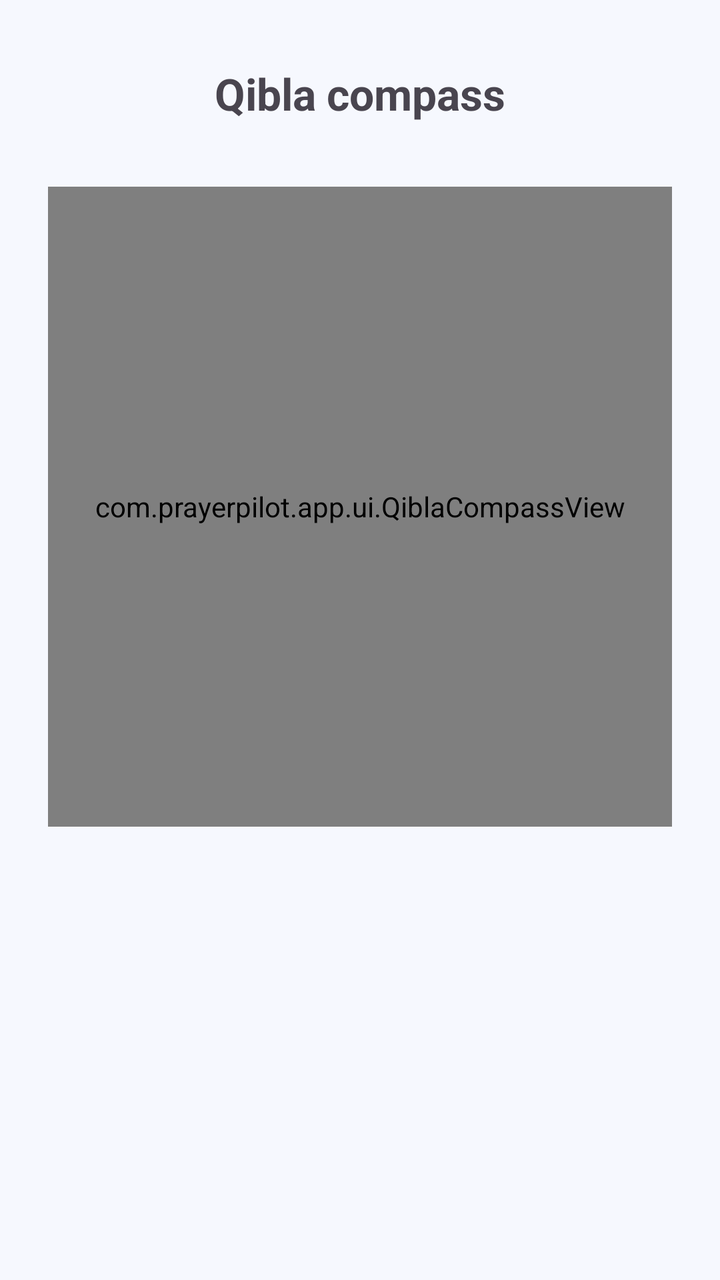
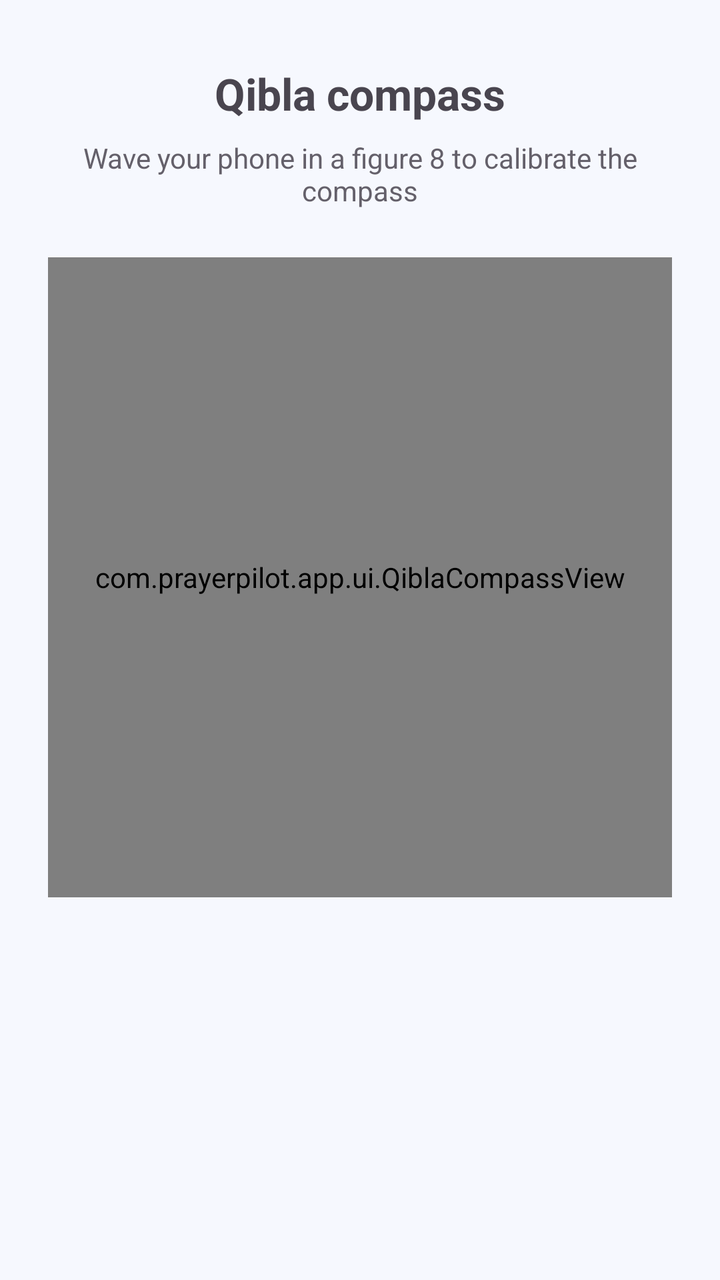

The first picture is an Android layout as it rendered before a commit; the second is the same layout after the commit. The layout source and the unified diff follow.
<!-- AndroidManifest.xml: application theme Theme.QiblaSalahTimes -->
<!-- res/layout/fragment_qibla.xml -->
<?xml version="1.0" encoding="utf-8"?>
<LinearLayout xmlns:android="http://schemas.android.com/apk/res/android"
    android:orientation="vertical"
    android:layout_width="match_parent" android:layout_height="match_parent"
    android:gravity="center_horizontal" android:padding="24dp">

    <TextView android:layout_width="wrap_content" android:layout_height="wrap_content"
        android:text="@string/qibla_title"
        android:textSize="22sp" android:textStyle="bold"
        android:layout_marginTop="8dp" android:layout_marginBottom="12dp"/>

    <com.prayerpilot.app.ui.QiblaCompassView
        android:id="@+id/compass"
        android:layout_width="320dp" android:layout_height="320dp"
        android:layout_marginVertical="20dp"/>

    <TextView android:id="@+id/tv_bearing"
        android:layout_width="wrap_content" android:layout_height="wrap_content"
        android:textSize="18sp" android:textStyle="bold"
        android:layout_marginTop="14dp"/>
    <TextView android:id="@+id/tv_distance"
        android:layout_width="wrap_content" android:layout_height="wrap_content"
        android:textSize="15sp" android:alpha="0.85"
        android:layout_marginTop="6dp"/>
</LinearLayout>
<!-- resources referenced by this layout -->
<resources>
  <string name="qibla_title">Qibla compass</string>
  <style name="Theme.QiblaSalahTimes" parent="Theme.Material3.DayNight">
          <item name="colorPrimary">@color/google_blue</item>
          <item name="colorOnPrimary">#FFFFFF</item>
          <item name="colorPrimaryContainer">@color/google_blue_dark</item>
          <item name="colorSecondary">@color/google_green</item>
          <item name="colorOnSecondary">#FFFFFF</item>
          <item name="android:windowBackground">@color/bg_light</item>
          <item name="android:textColorPrimary">@color/text_primary_light</item>
          <item name="android:textColorSecondary">@color/text_secondary_light</item>
          <item name="fontFamily">sans-serif</item>
      </style>
  <color name="google_blue">#1A73E8</color>
  <color name="google_blue_dark">#0B57D0</color>
  <color name="google_green">#34A853</color>
  <color name="bg_light">#F6F8FE</color>
  <color name="text_primary_light">#0A1428</color>
  <color name="text_secondary_light">#5A6580</color>
</resources>

<!-- the commit's change to res/layout/fragment_qibla.xml (unified diff, before → after) -->
@@ -7,19 +7,31 @@
     <TextView android:layout_width="wrap_content" android:layout_height="wrap_content"
         android:text="@string/qibla_title"
         android:textSize="22sp" android:textStyle="bold"
-        android:layout_marginTop="8dp" android:layout_marginBottom="12dp"/>
+        android:layout_marginTop="8dp" android:layout_marginBottom="8dp"/>
+
+    <TextView android:id="@+id/tv_accuracy"
+        android:layout_width="wrap_content" android:layout_height="wrap_content"
+        android:textSize="14sp" android:alpha="0.85"
+        android:layout_marginBottom="8dp"
+        android:gravity="center" android:text="@string/qibla_calibration_needed"/>
 
     <com.prayerpilot.app.ui.QiblaCompassView
         android:id="@+id/compass"
         android:layout_width="320dp" android:layout_height="320dp"
-        android:layout_marginVertical="20dp"/>
+        android:layout_marginVertical="16dp"/>
 
     <TextView android:id="@+id/tv_bearing"
         android:layout_width="wrap_content" android:layout_height="wrap_content"
         android:textSize="18sp" android:textStyle="bold"
-        android:layout_marginTop="14dp"/>
+        android:layout_marginTop="12dp"/>
+
     <TextView android:id="@+id/tv_distance"
         android:layout_width="wrap_content" android:layout_height="wrap_content"
         android:textSize="15sp" android:alpha="0.85"
-        android:layout_marginTop="6dp"/>
+        android:layout_marginTop="4dp"/>
+
+    <TextView android:id="@+id/tv_calibration_status"
+        android:layout_width="wrap_content" android:layout_height="wrap_content"
+        android:textSize="13sp" android:alpha="0.7"
+        android:layout_marginTop="12dp"/>
 </LinearLayout>
<!-- resource entries referenced after the edit -->
@@ -1,5 +1,6 @@
 <!-- resources referenced by this layout -->
 <resources>
+  <string name="qibla_calibration_needed">Wave your phone in a figure 8 to calibrate the compass</string>
   <string name="qibla_title">Qibla compass</string>
   <style name="Theme.QiblaSalahTimes" parent="Theme.Material3.DayNight">
           <item name="colorPrimary">@color/google_blue</item>
